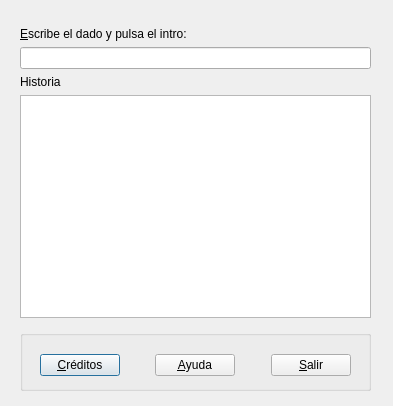
Qt form dadero.ui (LeandroGuillen/dadero) before a commit.
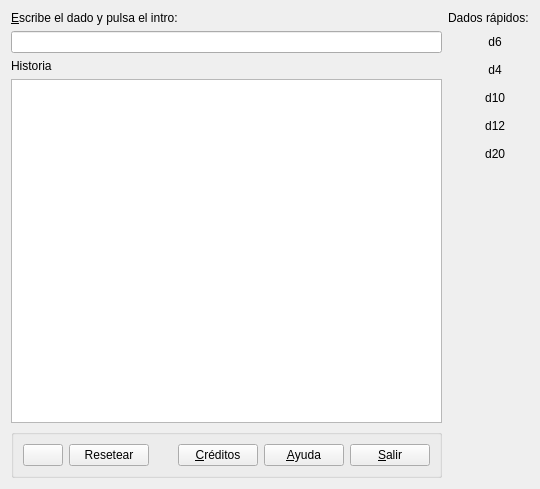
The same form after that commit. Icons and pictures are not drawn.

Commit message: Nuevos botones para dados estandar, reset, y boton de lanzar dados

```diff
--- a/dadero.ui
+++ b/dadero.ui
@@ -6,135 +6,281 @@
    <rect>
     <x>0</x>
     <y>0</y>
-    <width>393</width>
-    <height>406</height>
+    <width>540</width>
+    <height>489</height>
    </rect>
   </property>
   <property name="windowTitle">
    <string>Dadero Beta</string>
   </property>
-  <widget class="QGroupBox" name="groupBox">
-   <property name="geometry">
-    <rect>
-     <x>20</x>
-     <y>330</y>
-     <width>351</width>
-     <height>61</height>
-    </rect>
-   </property>
-   <property name="title">
-    <string/>
-   </property>
-   <widget class="QWidget" name="horizontalLayoutWidget">
-    <property name="geometry">
-     <rect>
-      <x>20</x>
-      <y>10</y>
-      <width>311</width>
-      <height>51</height>
-     </rect>
-    </property>
-    <layout class="QHBoxLayout" name="horizontalLayout">
+  <layout class="QHBoxLayout" name="horizontalLayout_3">
+   <item>
+    <layout class="QVBoxLayout" name="verticalLayout">
      <item>
-      <widget class="QPushButton" name="botonCreditos">
+      <widget class="QLabel" name="label">
        <property name="text">
-        <string>&amp;Créditos</string>
+        <string>&amp;Escribe el dado y pulsa el intro:</string>
        </property>
+       <property name="buddy">
+        <cstring>linea</cstring>
+       </property>
       </widget>
      </item>
      <item>
-      <spacer name="horizontalSpacer_2">
-       <property name="orientation">
-        <enum>Qt::Horizontal</enum>
+      <layout class="QHBoxLayout" name="horizontalLayout_2">
+       <item>
+        <widget class="QLineEdit" name="linea"/>
+       </item>
+      </layout>
+     </item>
+     <item>
+      <widget class="QLabel" name="label_2">
+       <property name="text">
+        <string>Historia</string>
        </property>
-       <property name="sizeHint" stdset="0">
+      </widget>
+     </item>
+     <item>
+      <widget class="QTextEdit" name="cajaTexto">
+       <property name="readOnly">
+        <bool>true</bool>
+       </property>
+      </widget>
+     </item>
+     <item>
+      <widget class="QGroupBox" name="groupBox">
+       <property name="title">
+        <string/>
+       </property>
+       <layout class="QHBoxLayout" name="horizontalLayout_4">
+        <item>
+         <widget class="QPushButton" name="bPlay">
+          <property name="text">
+           <string/>
+          </property>
+          <property name="icon">
+           <iconset resource="resources.qrc">
+            <normaloff>:/recursos/iconos/play-icon.png</normaloff>:/recursos/iconos/play-icon.png</iconset>
+          </property>
+          <property name="iconSize">
+           <size>
+            <width>32</width>
+            <height>32</height>
+           </size>
+          </property>
+          <property name="autoDefault">
+           <bool>false</bool>
+          </property>
+          <property name="flat">
+           <bool>false</bool>
+          </property>
+         </widget>
+        </item>
+        <item>
+         <widget class="QPushButton" name="bReset">
+          <property name="text">
+           <string>Resetear</string>
+          </property>
+          <property name="autoDefault">
+           <bool>false</bool>
+          </property>
+         </widget>
+        </item>
+        <item>
+         <spacer name="horizontalSpacer">
+          <property name="orientation">
+           <enum>Qt::Horizontal</enum>
+          </property>
+          <property name="sizeHint" stdset="0">
+           <size>
+            <width>40</width>
+            <height>20</height>
+           </size>
+          </property>
+         </spacer>
+        </item>
+        <item>
+         <widget class="QPushButton" name="botonCreditos">
+          <property name="text">
+           <string>&amp;Créditos</string>
+          </property>
+          <property name="autoDefault">
+           <bool>false</bool>
+          </property>
+         </widget>
+        </item>
+        <item>
+         <widget class="QPushButton" name="botonAyuda">
+          <property name="text">
+           <string>&amp;Ayuda</string>
+          </property>
+          <property name="autoDefault">
+           <bool>false</bool>
+          </property>
+         </widget>
+        </item>
+        <item>
+         <widget class="QPushButton" name="botonSalir">
+          <property name="toolTip">
+           <string>Control+Q</string>
+          </property>
+          <property name="text">
+           <string>&amp;Salir</string>
+          </property>
+          <property name="icon">
+           <iconset resource="resources.qrc">
+            <normaloff>:/recursos/iconos/Crystal_Clear_action_exit.png</normaloff>:/recursos/iconos/Crystal_Clear_action_exit.png</iconset>
+          </property>
+          <property name="autoDefault">
+           <bool>false</bool>
+          </property>
+         </widget>
+        </item>
+       </layout>
+      </widget>
+     </item>
+    </layout>
+   </item>
+   <item>
+    <layout class="QVBoxLayout" name="verticalLayout_2">
+     <item>
+      <widget class="QLabel" name="label_3">
+       <property name="text">
+        <string>Dados rápidos:</string>
+       </property>
+      </widget>
+     </item>
+     <item>
+      <widget class="QPushButton" name="b6">
+       <property name="text">
+        <string>    d6</string>
+       </property>
+       <property name="icon">
+        <iconset resource="resources.qrc">
+         <normaloff>:/recursos/iconos/6sides.png</normaloff>:/recursos/iconos/6sides.png</iconset>
+       </property>
+       <property name="iconSize">
         <size>
-         <width>40</width>
-         <height>20</height>
+         <width>32</width>
+         <height>32</height>
         </size>
        </property>
-      </spacer>
+       <property name="autoDefault">
+        <bool>false</bool>
+       </property>
+       <property name="flat">
+        <bool>true</bool>
+       </property>
+      </widget>
      </item>
      <item>
-      <widget class="QPushButton" name="botonAyuda">
+      <widget class="QPushButton" name="b4">
        <property name="text">
-        <string>&amp;Ayuda</string>
+        <string>    d4</string>
        </property>
+       <property name="icon">
+        <iconset resource="resources.qrc">
+         <normaloff>:/recursos/iconos/4sides.png</normaloff>:/recursos/iconos/4sides.png</iconset>
+       </property>
+       <property name="iconSize">
+        <size>
+         <width>32</width>
+         <height>32</height>
+        </size>
+       </property>
+       <property name="autoDefault">
+        <bool>false</bool>
+       </property>
+       <property name="flat">
+        <bool>true</bool>
+       </property>
       </widget>
      </item>
      <item>
-      <spacer name="horizontalSpacer">
-       <property name="orientation">
-        <enum>Qt::Horizontal</enum>
+      <widget class="QPushButton" name="b10">
+       <property name="text">
+        <string>    d10</string>
        </property>
-       <property name="sizeHint" stdset="0">
+       <property name="icon">
+        <iconset resource="resources.qrc">
+         <normaloff>:/recursos/iconos/10sides.png</normaloff>:/recursos/iconos/10sides.png</iconset>
+       </property>
+       <property name="iconSize">
         <size>
-         <width>40</width>
-         <height>20</height>
+         <width>32</width>
+         <height>32</height>
         </size>
        </property>
-      </spacer>
+       <property name="autoDefault">
+        <bool>false</bool>
+       </property>
+       <property name="flat">
+        <bool>true</bool>
+       </property>
+      </widget>
      </item>
      <item>
-      <widget class="QPushButton" name="botonSalir">
-       <property name="toolTip">
-        <string>Control+Q</string>
+      <widget class="QPushButton" name="b12">
+       <property name="text">
+        <string>    d12</string>
        </property>
+       <property name="icon">
+        <iconset resource="resources.qrc">
+         <normaloff>:/recursos/iconos/12sides.png</normaloff>:/recursos/iconos/12sides.png</iconset>
+       </property>
+       <property name="iconSize">
+        <size>
+         <width>32</width>
+         <height>32</height>
+        </size>
+       </property>
+       <property name="autoDefault">
+        <bool>false</bool>
+       </property>
+       <property name="flat">
+        <bool>true</bool>
+       </property>
+      </widget>
+     </item>
+     <item>
+      <widget class="QPushButton" name="b20">
        <property name="text">
-        <string>&amp;Salir</string>
+        <string>    d20</string>
        </property>
        <property name="icon">
         <iconset resource="resources.qrc">
-         <normaloff>:/recursos/iconos/Crystal_Clear_action_exit.png</normaloff>:/recursos/iconos/Crystal_Clear_action_exit.png</iconset>
+         <normaloff>:/recursos/iconos/20dice.png</normaloff>:/recursos/iconos/20dice.png</iconset>
        </property>
+       <property name="iconSize">
+        <size>
+         <width>32</width>
+         <height>32</height>
+        </size>
+       </property>
+       <property name="autoDefault">
+        <bool>false</bool>
+       </property>
+       <property name="flat">
+        <bool>true</bool>
+       </property>
       </widget>
      </item>
+     <item>
+      <spacer name="verticalSpacer">
+       <property name="orientation">
+        <enum>Qt::Vertical</enum>
+       </property>
+       <property name="sizeHint" stdset="0">
+        <size>
+         <width>20</width>
+         <height>40</height>
+        </size>
+       </property>
+      </spacer>
+     </item>
     </layout>
-   </widget>
-  </widget>
-  <widget class="QWidget" name="verticalLayoutWidget">
-   <property name="geometry">
-    <rect>
-     <x>20</x>
-     <y>27</y>
-     <width>351</width>
-     <height>291</height>
-    </rect>
-   </property>
-   <layout class="QVBoxLayout" name="verticalLayout">
-    <item>
-     <widget class="QLabel" name="label">
-      <property name="text">
-       <string>&amp;Escribe el dado y pulsa el intro:</string>
-      </property>
-      <property name="buddy">
-       <cstring>linea</cstring>
-      </property>
-     </widget>
-    </item>
-    <item>
-     <layout class="QHBoxLayout" name="horizontalLayout_2">
-      <item>
-       <widget class="QLineEdit" name="linea"/>
-      </item>
-     </layout>
-    </item>
-    <item>
-     <widget class="QLabel" name="label_2">
-      <property name="text">
-       <string>Historia</string>
-      </property>
-     </widget>
-    </item>
-    <item>
-     <widget class="QTextEdit" name="cajaTexto">
-      <property name="readOnly">
-       <bool>true</bool>
-      </property>
-     </widget>
-    </item>
-   </layout>
-  </widget>
+   </item>
+  </layout>
   <action name="actionSalir">
    <property name="icon">
     <iconset resource="resources.qrc">
```
Left out of the diff: 35 changed lines with no effect on the pictures. The commit also changes 3 other files.
